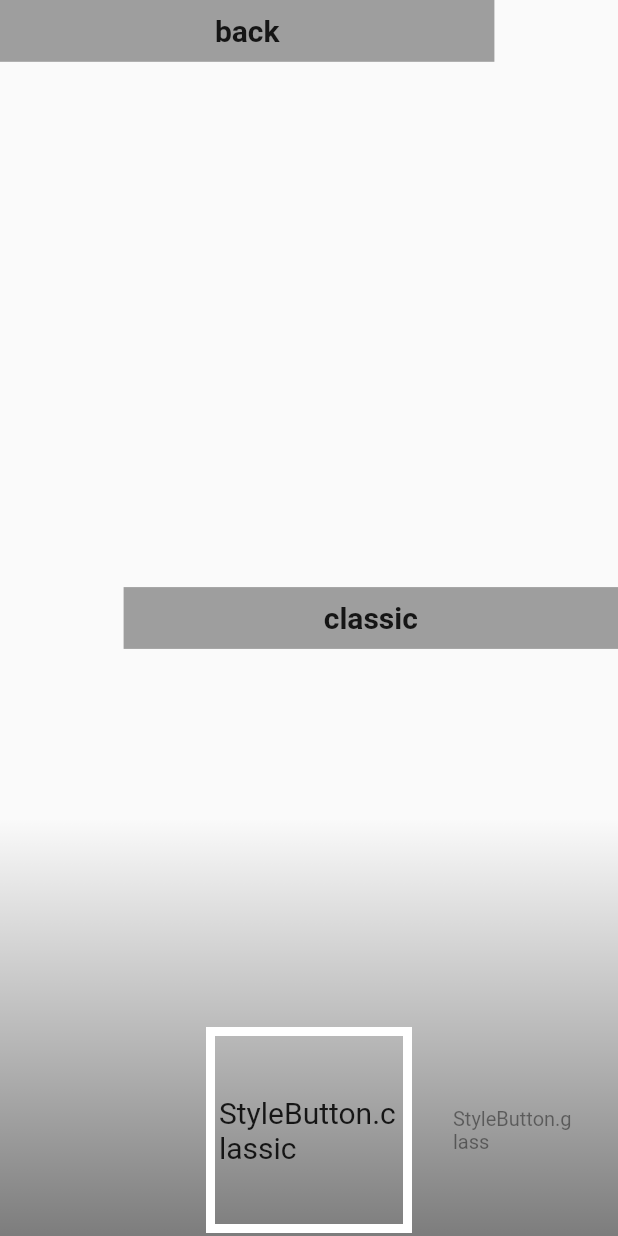
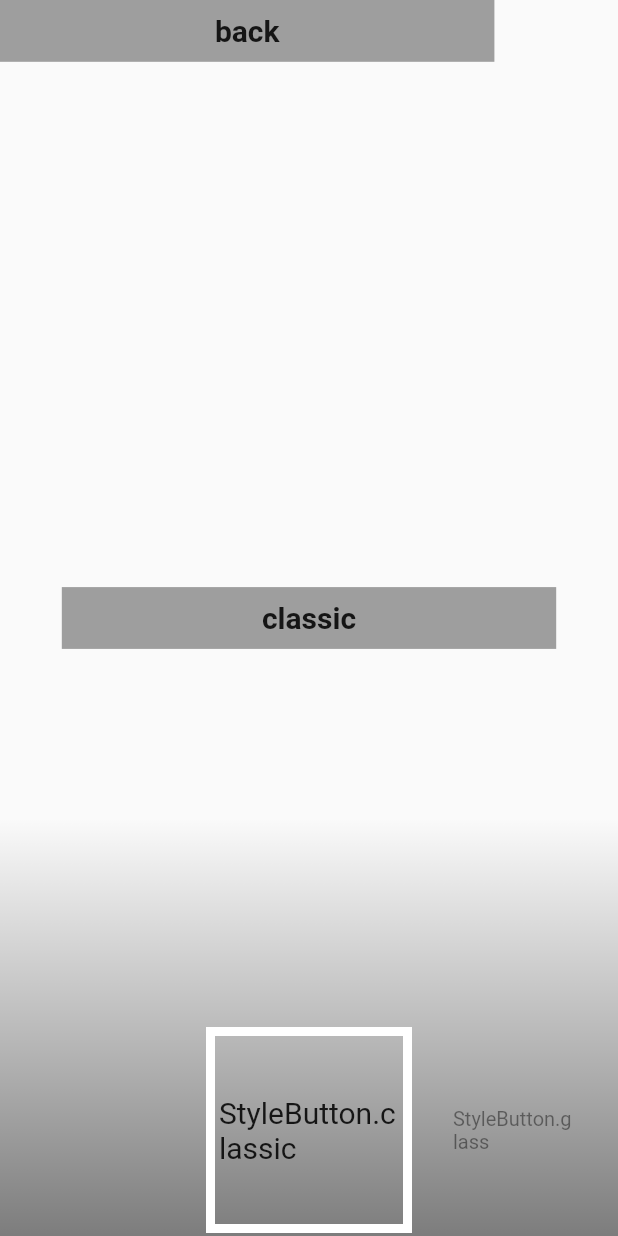
Before and after one commit to JoSaisPas/Tap-tap-tile, a Flutter app: the CustomButton widget shown alone on an empty page, opened directly with empty values, on a phone screen of 412 x 824 dp. Run offline on Flutter 3.47's test engine with Material 2 defaults, Android fonts, the phone set to English and light mode, and no system bars; our stand-ins replace equatable, flutter_bloc, sqflite; accounts and stored records are empty.

Commit message:
align button :  bool to Align

```diff
--- a/lib/view/custom_background.dart
+++ b/lib/view/custom_background.dart
@@ -42,7 +42,7 @@ class _CustomBackground extends State<CustomBackground> with TickerProviderState
       body:  Carousel(
         onSelectedItemChange: _onValueChange,
         list: BackgroundStyle.values.map((e) => e).toList(),
-        backButton: createButton(style: widget.state.styleButton, str: 'back', isRight: false, action: (){ context.read<GameCubit>().updateBackgroundStyle(value.value); context.read<GameCubit>().custom();}),
+        backButton: createButton(style: widget.state.styleButton, str: 'back', alignment : Alignment.centerLeft, action: (){ context.read<GameCubit>().updateBackgroundStyle(value.value); context.read<GameCubit>().custom();}),
         child: ButtonStyle(state: widget.state, ticker: this, modele: getModel(value.value),),
 
       ),
--- a/lib/view/custom_button.dart
+++ b/lib/view/custom_button.dart
@@ -39,7 +39,7 @@ class _CustomButton extends State<CustomButton>{
     return   Carousel(
         onSelectedItemChange: _onValueChange,
         list: StyleButton.values.map((e) => e).toList(),
-        backButton: createButton(style: value.value, str: 'back', isRight: false, action: (){ context.read<GameCubit>().updateStyleButton(value.value); context.read<GameCubit>().custom();}),
+        backButton: createButton(style: value.value, str: 'back', alignment : Alignment.centerLeft, action: (){ context.read<GameCubit>().updateStyleButton(value.value); context.read<GameCubit>().custom();}),
         child: ButtonStyle(styleButton : value.value,),
     );
   }
@@ -53,12 +53,9 @@ class ButtonStyle extends StatelessWidget{
 
   @override
   Widget build(BuildContext context) {
-    return Stack(
-       children: [
-         //const Align(alignment: Alignment.center, child: FlutterLogo(size: 200,),),
-         createButton(style: styleButton, str: styleButton.name, isRight: false, action: (){},),
-       ],
-    );
+    return Align(alignment: Alignment.center, child: createButton(style: styleButton, str: styleButton.name, alignment : Alignment.center, action: (){},));
+
+
   }
 
 }
--- a/lib/view/custom_tile.dart
+++ b/lib/view/custom_tile.dart
@@ -63,7 +63,7 @@ class _LeaderBoard extends State<CustomTile>{
     return   Carousel(
         onSelectedItemChange: _onValueChange,
         list: colors,
-        backButton: createButton(style: widget.state.styleButton, str: 'back', isRight: false, action: (){ context.read<GameCubit>().updateColor(value.value); context.read<GameCubit>().custom();}),
+        backButton: createButton(style: widget.state.styleButton, str: 'back', alignment : Alignment.centerLeft, action: (){ context.read<GameCubit>().updateColor(value.value); context.read<GameCubit>().custom();}),
         child: TileStyle(color: value.value,),
     );
   }
--- a/lib/widget/customButton.dart
+++ b/lib/widget/customButton.dart
@@ -4,25 +4,25 @@ import 'data.dart';
 
 
 TextStyle textStyle = const TextStyle(fontWeight: FontWeight.bold, fontSize: 20);
-Widget createButton({required StyleButton style, required String str, required bool isRight, required Function action}){
+Widget createButton({required StyleButton style, required String str, required Alignment alignment, required Function action}){
   switch(style){
     case StyleButton.glass:
-      return CustomGlassButton(str: str, isRight: isRight, action: action);
+      return CustomGlassButton(str: str, alignment: alignment, action: action);
     case StyleButton.classic:
-      return CustomClassicButton(str: str, isRight: isRight, action: action);
+      return CustomClassicButton(str: str, alignment: alignment, action: action);
   }
 }
 
 class CustomClassicButton extends StatelessWidget{
   final String str;
-  final bool isRight;
+  final Alignment alignment;
   final Function action;
-  const CustomClassicButton({super.key, required this.str, required this.isRight, required this.action});
+  const CustomClassicButton({super.key, required this.str, required this.alignment, required this.action});
 
   @override
   Widget build(BuildContext context){
     return Align(
-      alignment: isRight ? const Alignment(-1, 0) : const Alignment(1, 0),
+      alignment: alignment,
       child: InkWell(
         onTap: (){
           action();
@@ -42,15 +42,15 @@ class CustomClassicButton extends StatelessWidget{
 const blur = 5.0;
 class CustomGlassButton extends StatelessWidget{
   final String str;
-  final bool isRight;
+  final Alignment alignment;
   final Function action;
 
-  const CustomGlassButton({super.key, required this.str, required this.isRight, required this.action});
+  const CustomGlassButton({super.key, required this.str, required this.alignment, required this.action});
 
   @override
   Widget build(BuildContext context){
     return Align(
-      alignment: isRight ? const Alignment(-1, 0) : const Alignment(1, 0),
+      alignment: alignment,
       child: InkWell(
         onTap: (){
           action();
```
Also changed, not shown: lib/view/custom.dart (+4 -4 lines), lib/view/difficulty.dart (+4 -4 lines), lib/view/home.dart (+4 -4 lines).
